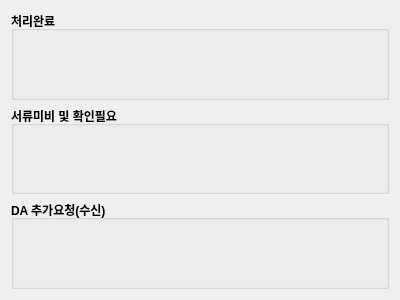
Old version of the form ui/alarm_widget.ui in the repository Glen-Lee-glitch/new_viewer.
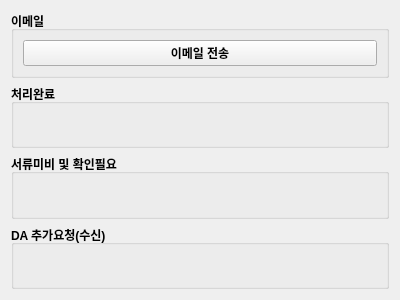
New version of the form.

Commit message:
feat(ui): 이메일 전송 기능 추가
- alarm_widget.ui에 이메일 전송창 을 열기 위한 그룹박스 및 버튼 추가

```diff
--- a/ui/alarm_widget.ui
+++ b/ui/alarm_widget.ui
@@ -14,6 +14,27 @@
    <string>Form</string>
   </property>
   <layout class="QVBoxLayout" name="verticalLayout">
+   <item>
+    <widget class="QGroupBox" name="groupBox_email">
+     <property name="font">
+      <font>
+       <bold>true</bold>
+      </font>
+     </property>
+     <property name="title">
+      <string>이메일</string>
+     </property>
+     <layout class="QVBoxLayout" name="verticalLayout_3">
+      <item>
+       <widget class="QPushButton" name="open_maildialog">
+        <property name="text">
+         <string>이메일 전송</string>
+        </property>
+       </widget>
+      </item>
+     </layout>
+    </widget>
+   </item>
    <item>
     <widget class="QGroupBox" name="groupBox_finished">
      <property name="font">
```
